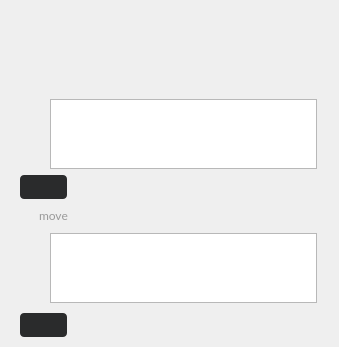
This is src/MEGASync/stalled_issues/gui/ui/StalledIssueFilePath.ui in meganz/MEGAsync as Qt 5 draws it before an edit. The edited form follows.
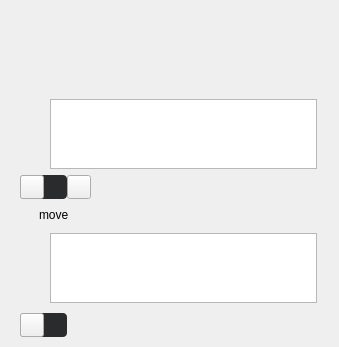
This is the edited form. Icons and pictures are not drawn. Custom widgets are drawn as their Qt base class.

Commit message: Clean icons Add tokenizable icon

```diff
--- a/src/MEGASync/stalled_issues/gui/ui/StalledIssueFilePath.ui
+++ b/src/MEGASync/stalled_issues/gui/ui/StalledIssueFilePath.ui
@@ -26,7 +26,10 @@
    <string notr="true"/>
   </property>
   <property name="styleSheet">
-   <string notr="true">WordWrapLabel
+   <string notr="true">/*ColorTokenIcon;Button;pathProblemIcon;normal;off;colorToken.icon-primary*/
+/*ColorTokenIcon;Button;movePathProblemIcon;normal;off;colorToken.icon-primary*/
+
+WordWrapLabel
 {
 font-size: 10px;
 font-weight: 400;
@@ -57,28 +60,8 @@
   min-height: 24px;
   max-height: 24px;
   border-radius: 4px;
-  background-color: #2A2B2C; /*colorToken.background-inverse*/
+  background-color: #2A2B2C; /*colorToken.surface-1*/
   border: none;
-}
-
-#pathProblemMessage, #movePathProblemMessage
-{
-  font-size: 12px;
-  font-weight: 400;
-  color: #FAFAFA; /*colorToken.text-inverse*/
-}
-
-QPushButton
-{
-    border: none;
-}
-
-#moveLabel
-{
-    font-family: Lato;
-    font-size: 12px;
-    line-height: 20px;
-    color: #999999;
 }</string>
   </property>
   <layout class="QGridLayout" name="gridLayout">
```
Left out of the diff: 17 changed lines with no effect on the pictures. The commit also changes 93 other files.
